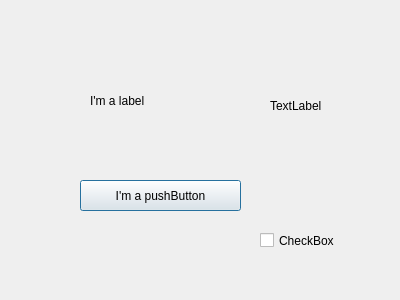
This is res/ui/DialogShow.ui in gnsyxiang/autotools_demo_qt as Qt 5 draws it before an edit. The edited form follows.
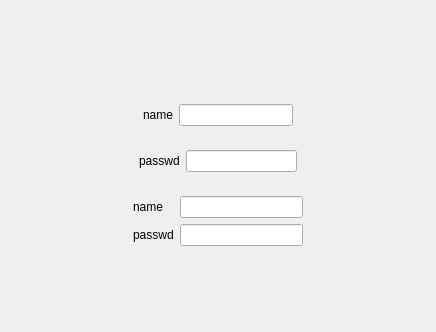
This is the edited form.

Diff of the .ui file:
```diff
--- a/res/ui/DialogShow.ui
+++ b/res/ui/DialogShow.ui
@@ -6,65 +6,181 @@
    <rect>
     <x>0</x>
     <y>0</y>
-    <width>400</width>
-    <height>300</height>
+    <width>436</width>
+    <height>332</height>
    </rect>
   </property>
   <property name="windowTitle">
    <string>Dialog</string>
   </property>
-  <widget class="QPushButton" name="m_pushButton">
-   <property name="geometry">
-    <rect>
-     <x>80</x>
-     <y>180</y>
-     <width>161</width>
-     <height>31</height>
-    </rect>
-   </property>
-   <property name="text">
-    <string>I'm a pushButton</string>
-   </property>
-  </widget>
-  <widget class="QLabel" name="m_label">
-   <property name="geometry">
-    <rect>
-     <x>90</x>
-     <y>90</y>
-     <width>121</width>
-     <height>21</height>
-    </rect>
-   </property>
-   <property name="text">
-    <string>I'm a label</string>
-   </property>
-  </widget>
-  <widget class="QLabel" name="label">
-   <property name="geometry">
-    <rect>
-     <x>270</x>
-     <y>90</y>
-     <width>91</width>
-     <height>31</height>
-    </rect>
-   </property>
-   <property name="text">
-    <string>TextLabel</string>
-   </property>
-  </widget>
-  <widget class="QCheckBox" name="checkBox">
-   <property name="geometry">
-    <rect>
-     <x>260</x>
-     <y>230</y>
-     <width>85</width>
-     <height>21</height>
-    </rect>
-   </property>
-   <property name="text">
-    <string>CheckBox</string>
-   </property>
-  </widget>
+  <layout class="QVBoxLayout" name="verticalLayout_2">
+   <item>
+    <spacer name="verticalSpacer">
+     <property name="orientation">
+      <enum>Qt::Vertical</enum>
+     </property>
+     <property name="sizeHint" stdset="0">
+      <size>
+       <width>20</width>
+       <height>40</height>
+      </size>
+     </property>
+    </spacer>
+   </item>
+   <item>
+    <widget class="QWidget" name="widget_3" native="true">
+     <layout class="QVBoxLayout" name="verticalLayout">
+      <item>
+       <widget class="QWidget" name="widget" native="true">
+        <layout class="QHBoxLayout" name="horizontalLayout">
+         <item>
+          <spacer name="horizontalSpacer">
+           <property name="orientation">
+            <enum>Qt::Horizontal</enum>
+           </property>
+           <property name="sizeHint" stdset="0">
+            <size>
+             <width>40</width>
+             <height>20</height>
+            </size>
+           </property>
+          </spacer>
+         </item>
+         <item>
+          <widget class="QLabel" name="label">
+           <property name="text">
+            <string>name</string>
+           </property>
+          </widget>
+         </item>
+         <item>
+          <widget class="QLineEdit" name="lineEdit"/>
+         </item>
+         <item>
+          <spacer name="horizontalSpacer_2">
+           <property name="orientation">
+            <enum>Qt::Horizontal</enum>
+           </property>
+           <property name="sizeHint" stdset="0">
+            <size>
+             <width>40</width>
+             <height>20</height>
+            </size>
+           </property>
+          </spacer>
+         </item>
+        </layout>
+       </widget>
+      </item>
+      <item>
+       <widget class="QWidget" name="widget_2" native="true">
+        <layout class="QHBoxLayout" name="horizontalLayout_2">
+         <item>
+          <spacer name="horizontalSpacer_3">
+           <property name="orientation">
+            <enum>Qt::Horizontal</enum>
+           </property>
+           <property name="sizeHint" stdset="0">
+            <size>
+             <width>94</width>
+             <height>20</height>
+            </size>
+           </property>
+          </spacer>
+         </item>
+         <item>
+          <widget class="QLabel" name="label_2">
+           <property name="text">
+            <string>passwd</string>
+           </property>
+          </widget>
+         </item>
+         <item>
+          <widget class="QLineEdit" name="lineEdit_2"/>
+         </item>
+         <item>
+          <spacer name="horizontalSpacer_4">
+           <property name="orientation">
+            <enum>Qt::Horizontal</enum>
+           </property>
+           <property name="sizeHint" stdset="0">
+            <size>
+             <width>94</width>
+             <height>20</height>
+            </size>
+           </property>
+          </spacer>
+         </item>
+        </layout>
+       </widget>
+      </item>
+     </layout>
+    </widget>
+   </item>
+   <item>
+    <layout class="QGridLayout" name="gridLayout">
+     <item row="0" column="3">
+      <spacer name="horizontalSpacer_6">
+       <property name="orientation">
+        <enum>Qt::Horizontal</enum>
+       </property>
+       <property name="sizeHint" stdset="0">
+        <size>
+         <width>40</width>
+         <height>20</height>
+        </size>
+       </property>
+      </spacer>
+     </item>
+     <item row="0" column="2">
+      <widget class="QLineEdit" name="lineEdit_3"/>
+     </item>
+     <item row="1" column="1">
+      <widget class="QLabel" name="label_4">
+       <property name="text">
+        <string>passwd</string>
+       </property>
+      </widget>
+     </item>
+     <item row="0" column="1">
+      <widget class="QLabel" name="label_3">
+       <property name="text">
+        <string>name</string>
+       </property>
+      </widget>
+     </item>
+     <item row="1" column="2">
+      <widget class="QLineEdit" name="lineEdit_4"/>
+     </item>
+     <item row="0" column="0">
+      <spacer name="horizontalSpacer_5">
+       <property name="orientation">
+        <enum>Qt::Horizontal</enum>
+       </property>
+       <property name="sizeHint" stdset="0">
+        <size>
+         <width>40</width>
+         <height>20</height>
+        </size>
+       </property>
+      </spacer>
+     </item>
+    </layout>
+   </item>
+   <item>
+    <spacer name="verticalSpacer_2">
+     <property name="orientation">
+      <enum>Qt::Vertical</enum>
+     </property>
+     <property name="sizeHint" stdset="0">
+      <size>
+       <width>20</width>
+       <height>40</height>
+      </size>
+     </property>
+    </spacer>
+   </item>
+  </layout>
  </widget>
  <resources/>
  <connections/>
```
